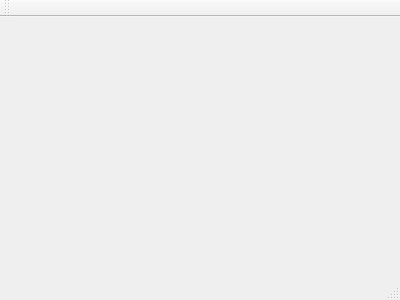
Above: ChatGUI/ui/mainwindow.ui from orlov-dm/qt-chat before the change. Below: the same form after it.
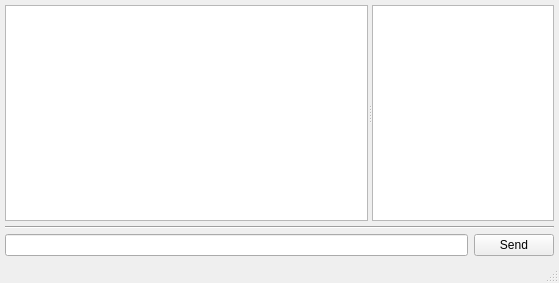
That is the form after the change.

The edit to the form file:
```diff
--- a/ChatGUI/ui/mainwindow.ui
+++ b/ChatGUI/ui/mainwindow.ui
@@ -1,24 +1,99 @@
 <ui version="4.0">
  <class>MainWindow</class>
- <widget class="QMainWindow" name="MainWindow" >
-  <property name="geometry" >
+ <widget class="QMainWindow" name="MainWindow">
+  <property name="geometry">
    <rect>
     <x>0</x>
     <y>0</y>
-    <width>400</width>
-    <height>300</height>
+    <width>559</width>
+    <height>283</height>
    </rect>
   </property>
   <property name="windowTitle" >
    <string>MainWindow</string>
   </property>
-  <widget class="QMenuBar" name="menuBar" />
-  <widget class="QToolBar" name="mainToolBar" />
-  <widget class="QWidget" name="centralWidget" />
-  <widget class="QStatusBar" name="statusBar" />
+  <widget class="QWidget" name="centralWidget">
+   <layout class="QVBoxLayout" name="verticalLayout">
+    <property name="spacing">
+     <number>5</number>
+    </property>
+    <property name="leftMargin">
+     <number>5</number>
+    </property>
+    <property name="topMargin">
+     <number>5</number>
+    </property>
+    <property name="rightMargin">
+     <number>5</number>
+    </property>
+    <property name="bottomMargin">
+     <number>5</number>
+    </property>
+    <item>
+     <widget class="QSplitter" name="splitter">
+      <property name="orientation">
+       <enum>Qt::Horizontal</enum>
+      </property>
+      <widget class="QTextEdit" name="teChat">
+       <property name="sizePolicy">
+        <sizepolicy hsizetype="Expanding" vsizetype="Expanding">
+         <horstretch>2</horstretch>
+         <verstretch>0</verstretch>
+        </sizepolicy>
+       </property>
+       <property name="readOnly">
+        <bool>true</bool>
+       </property>
+      </widget>
+      <widget class="QListView" name="lvUsers">
+       <property name="sizePolicy">
+        <sizepolicy hsizetype="Expanding" vsizetype="Expanding">
+         <horstretch>1</horstretch>
+         <verstretch>0</verstretch>
+        </sizepolicy>
+       </property>
+      </widget>
+     </widget>
+    </item>
+    <item>
+     <widget class="Line" name="line">
+      <property name="orientation">
+       <enum>Qt::Horizontal</enum>
+      </property>
+     </widget>
+    </item>
+    <item>
+     <layout class="QHBoxLayout" name="horizontalLayout">
+      <item>
+       <widget class="QLineEdit" name="leMessage">
+        <property name="sizePolicy">
+         <sizepolicy hsizetype="Expanding" vsizetype="Maximum">
+          <horstretch>0</horstretch>
+          <verstretch>0</verstretch>
+         </sizepolicy>
+        </property>
+       </widget>
+      </item>
+      <item>
+       <widget class="QPushButton" name="pbSend">
+        <property name="text">
+         <string>Send</string>
+        </property>
+       </widget>
+      </item>
+     </layout>
+    </item>
+   </layout>
+  </widget>
+  <widget class="QStatusBar" name="statusBar"/>
  </widget>
- <layoutDefault spacing="6" margin="11" />
- <pixmapfunction></pixmapfunction>
+ <layoutdefault spacing="6" margin="11"/>
+ <tabstops>
+  <tabstop>leMessage</tabstop>
+  <tabstop>pbSend</tabstop>
+  <tabstop>teChat</tabstop>
+  <tabstop>lvUsers</tabstop>
+ </tabstops>
  <resources/>
  <connections/>
 </ui>
```
Left out of the diff: 5 changed lines with no effect on the pictures.
